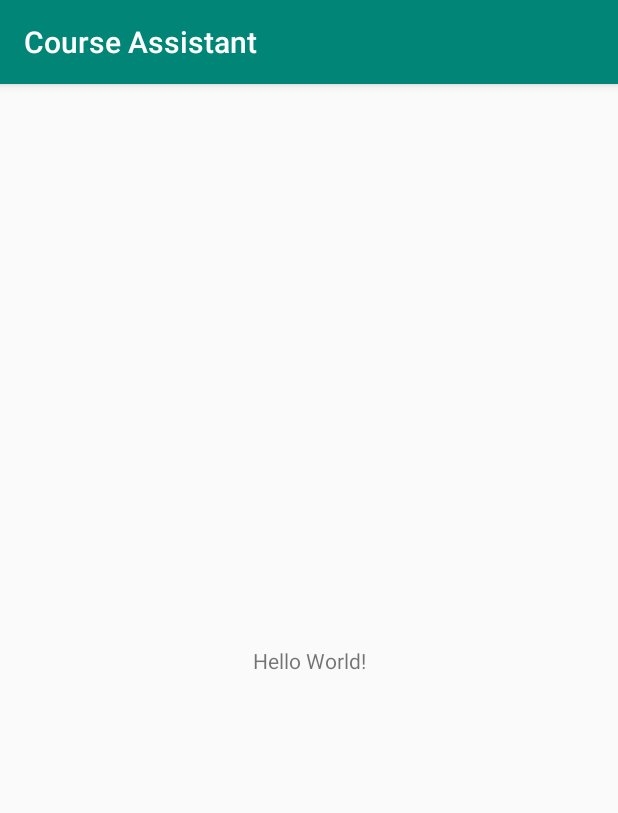
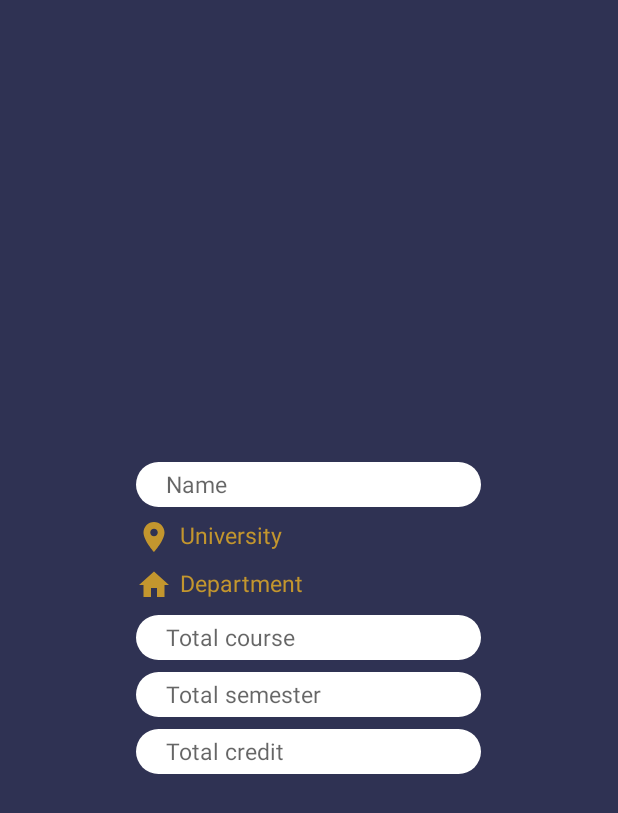
Before and after one commit to Apurba000Biswas/CourseAssistant, an Android app: the screen it shows after launch (MainActivity), on a phone screen of 412 x 824 dp. Shown: the top 813 px of the screen. Run offline under Robolectric (Android 15) with nearby library versions, the phone set to English and light mode, and no system bars.

Commit message:
1.1 Updated UI in log in activity

```diff
--- /dev/null
+++ b/app/src/main/res/drawable-anydpi/ic_department.xml
@@ -0,0 +1,10 @@
+<vector xmlns:android="http://schemas.android.com/apk/res/android"
+    android:width="24dp"
+    android:height="24dp"
+    android:viewportWidth="24"
+    android:viewportHeight="24"
+    android:tint="#C3962E">
+    <path
+        android:fillColor="#FF000000"
+        android:pathData="M10,20v-6h4v6h5v-8h3L12,3 2,12h3v8z"/>
+</vector>
--- /dev/null
+++ b/app/src/main/res/drawable-anydpi/ic_university.xml
@@ -0,0 +1,10 @@
+<vector xmlns:android="http://schemas.android.com/apk/res/android"
+    android:width="24dp"
+    android:height="24dp"
+    android:viewportWidth="24"
+    android:viewportHeight="24"
+    android:tint="#C3962E">
+    <path
+        android:fillColor="#FF000000"
+        android:pathData="M12,2C8.13,2 5,5.13 5,9c0,5.25 7,13 7,13s7,-7.75 7,-13c0,-3.87 -3.13,-7 -7,-7zM12,11.5c-1.38,0 -2.5,-1.12 -2.5,-2.5s1.12,-2.5 2.5,-2.5 2.5,1.12 2.5,2.5 -1.12,2.5 -2.5,2.5z"/>
+</vector>
--- /dev/null
+++ b/app/src/main/res/drawable-v24/arch.xml
@@ -0,0 +1,14 @@
+<?xml version="1.0" encoding="utf-8"?>
+<shape
+    xmlns:android="http://schemas.android.com/apk/res/android"
+    android:shape="rectangle">
+    <solid android:color="@color/inputTextField"/>
+    <size
+        android:width="60dp"
+        android:height="60dp"/>
+    <corners
+        android:bottomRightRadius="100dp"
+        android:bottomLeftRadius="100dp"
+        android:topLeftRadius="100dp"
+        android:topRightRadius="100dp"/>
+</shape>
--- a/app/src/main/res/layout/activity_main.xml
+++ b/app/src/main/res/layout/activity_main.xml
@@ -1,18 +1,100 @@
 <?xml version="1.0" encoding="utf-8"?>
-<android.support.constraint.ConstraintLayout xmlns:android="http://schemas.android.com/apk/res/android"
-    xmlns:app="http://schemas.android.com/apk/res-auto"
+<RelativeLayout
+    xmlns:android="http://schemas.android.com/apk/res/android"
     xmlns:tools="http://schemas.android.com/tools"
     android:layout_width="match_parent"
+    android:background="@color/mainBackground"
     android:layout_height="match_parent"
     tools:context=".MainActivity">
 
-    <TextView
+    <LinearLayout
+        android:orientation="vertical"
         android:layout_width="wrap_content"
-        android:layout_height="wrap_content"
-        android:text="Hello World!"
-        app:layout_constraintBottom_toBottomOf="parent"
-        app:layout_constraintLeft_toLeftOf="parent"
-        app:layout_constraintRight_toRightOf="parent"
-        app:layout_constraintTop_toTopOf="parent" />
+        android:layout_centerInParent="true"
+        android:layout_height="wrap_content">
 
-</android.support.constraint.ConstraintLayout>
+        <EditText
+            android:layout_gravity="center_vertical"
+            android:layout_width="230dp"
+            android:layout_height="30dp"
+            android:paddingLeft="20dp"
+            android:paddingRight="20dp"
+            android:textSize="15sp"
+            android:background="@drawable/arch"
+            android:hint="@string/hint_name"/>
+
+        <LinearLayout
+            android:layout_marginTop="8dp"
+            android:orientation="horizontal"
+            android:layout_width="match_parent"
+            android:layout_height="wrap_content">
+            <ImageView
+                android:src="@drawable/ic_university"
+                android:layout_width="wrap_content"
+                android:layout_height="wrap_content" />
+            <TextView
+                android:layout_marginLeft="5dp"
+                android:textSize="15sp"
+                android:textColor="@color/logInTextColor"
+                android:text="@string/text_university"
+                android:layout_width="wrap_content"
+                android:layout_height="wrap_content" />
+        </LinearLayout>
+
+        <LinearLayout
+            android:layout_marginTop="8dp"
+            android:orientation="horizontal"
+            android:layout_width="match_parent"
+            android:layout_height="wrap_content">
+            <ImageView
+                android:src="@drawable/ic_department"
+                android:layout_width="wrap_content"
+                android:layout_height="wrap_content" />
+            <TextView
+                android:layout_marginLeft="5dp"
+                android:textSize="15sp"
+                android:textColor="@color/logInTextColor"
+                android:text="@string/text_department"
+                android:layout_width="wrap_content"
+                android:layout_height="wrap_content" />
+        </LinearLayout>
+
+        <EditText
+            android:layout_marginTop="8dp"
+            android:layout_gravity="center_vertical"
+            android:layout_width="230dp"
+            android:layout_height="30dp"
+            android:paddingLeft="20dp"
+            android:paddingRight="20dp"
+            android:textSize="15sp"
+            android:background="@drawable/arch"
+            android:hint="@string/hint_total_course"/>
+
+        <EditText
+            android:layout_marginTop="8dp"
+            android:layout_gravity="center_vertical"
+            android:layout_width="230dp"
+            android:layout_height="30dp"
+            android:paddingLeft="20dp"
+            android:paddingRight="20dp"
+            android:textSize="15sp"
+            android:background="@drawable/arch"
+            android:hint="@string/hint_total_semester"/>
+
+        <EditText
+            android:layout_marginTop="8dp"
+            android:layout_gravity="center_vertical"
+            android:layout_width="230dp"
+            android:layout_height="30dp"
+            android:paddingLeft="20dp"
+            android:paddingRight="20dp"
+            android:textSize="15sp"
+            android:background="@drawable/arch"
+            android:hint="@string/hint_total_credit"/>
+
+    </LinearLayout>
+
+
+
+
+</RelativeLayout>
--- a/app/src/main/res/values/colors.xml
+++ b/app/src/main/res/values/colors.xml
@@ -1,6 +1,10 @@
 <?xml version="1.0" encoding="utf-8"?>
 <resources>
     <color name="colorPrimary">#008577</color>
-    <color name="colorPrimaryDark">#00574B</color>
+    <color name="colorPrimaryDark">#2F3253</color>
     <color name="colorAccent">#D81B60</color>
+
+    <color name="mainBackground">#2F3253</color>
+    <color name="inputTextField">#FFFFFF</color>
+    <color name="logInTextColor">#C3962E</color>
 </resources>
--- a/app/src/main/res/values/strings.xml
+++ b/app/src/main/res/values/strings.xml
@@ -1,3 +1,12 @@
 <resources>
     <string name="app_name">Course Assistant</string>
+
+    <string name="hint_name">Name</string>
+    <string name="hint_total_course">Total course</string>
+    <string name="hint_total_semester">Total semester</string>
+    <string name="hint_total_credit">Total credit</string>
+
+    <string name="text_university">University</string>
+    <string name="text_department">Department</string>
+
 </resources>
--- a/app/src/main/res/values/styles.xml
+++ b/app/src/main/res/values/styles.xml
@@ -1,11 +1,15 @@
 <resources>
 
     <!-- Base application theme. -->
-    <style name="AppTheme" parent="Theme.AppCompat.Light.DarkActionBar">
+    <style name="AppTheme" parent="Theme.AppCompat.Light.NoActionBar">
         <!-- Customize your theme here. -->
         <item name="colorPrimary">@color/colorPrimary</item>
         <item name="colorPrimaryDark">@color/colorPrimaryDark</item>
         <item name="colorAccent">@color/colorAccent</item>
     </style>
 
+    <style name="inputTextStyle">
+
+    </style>
+
 </resources>
```
Also changed, not shown: app/src/main/res/drawable-hdpi/ic_department.png (added), app/src/main/res/drawable-hdpi/ic_university.png (added), app/src/main/res/drawable-mdpi/ic_department.png (added), app/src/main/res/drawable-mdpi/ic_university.png (added), app/src/main/res/drawable-xhdpi/ic_department.png (added), app/src/main/res/drawable-xhdpi/ic_university.png (added), app/src/main/res/drawable-xxhdpi/ic_department.png (added), app/src/main/res/drawable-xxhdpi/ic_university.png (added).
